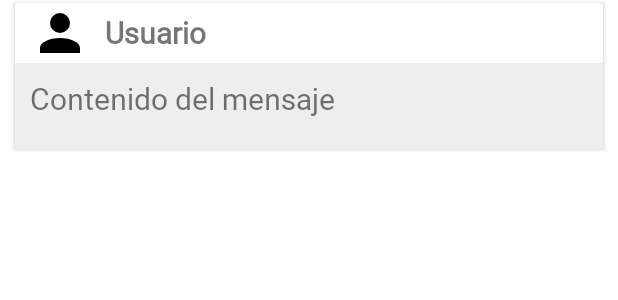
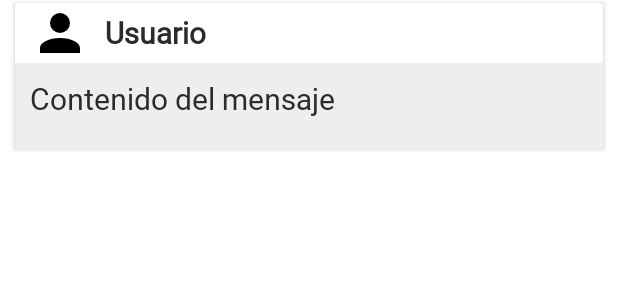
Before and after one commit to SmashMex1369/AplicacionPetFinder, an Android app: the layout item_recycler_chat.xml on its own in the app's theme, with its tools: preview values and no code run, on a phone screen of 412 x 824 dp. Shown: the top 300 px of the screen. Run offline under Robolectric (Android 15) with nearby library versions, the phone set to English and light mode, and no system bars; Roboto replaces fonts that are not available here.

Commit message:
Chat Grupal integrado

```diff
--- a/app/src/main/java/com/example/proyectopetfinder/adaptadores/ChatAdapter.kt
+++ b/app/src/main/java/com/example/proyectopetfinder/adaptadores/ChatAdapter.kt
@@ -38,9 +38,9 @@ class ChatAdapter(val chats : List<Chat>) : RecyclerView.Adapter<ChatAdapter.Vie
         val chat = chats.get(position)
         holder.tvUsuario.text = chat.Origen
         holder.tvContenido.text = chat.Contenido
-        if(chat.Origen == "Yo"){
+        /*if(chat.Origen == "Yo"){
             holder.llChat.setBackgroundColor(R.color.rojoOscuro)
-        }
+        }*/
         if((chat.Imagen!= null)||(chat.Imagen!="")){
             holder.ivImagen.setImageBitmap(stringToBitmap(chat.Imagen.toString()))
         }
--- a/app/src/main/res/layout/activity_chat_busqueda.xml
+++ b/app/src/main/res/layout/activity_chat_busqueda.xml
@@ -86,6 +86,7 @@
             android:layout_width="50dp"
             android:layout_marginEnd="10dp"
             android:layout_height="match_parent"
+            android:background="@color/rojo"
             android:src="@drawable/image"
             />
 
@@ -93,6 +94,7 @@
             android:id="@+id/btn_enviar"
             android:layout_width="50dp"
             android:layout_height="match_parent"
+            android:background="@color/rojo"
             android:src="@drawable/send"
             />
     </LinearLayout>
--- a/app/src/main/res/layout/activity_chat_duenio.xml
+++ b/app/src/main/res/layout/activity_chat_duenio.xml
@@ -89,12 +89,14 @@
             android:layout_marginEnd="10dp"
             android:layout_height="match_parent"
             android:src="@drawable/image"
+            android:background="@color/rojo"
             />
 
         <ImageButton
             android:id="@+id/btn_enviar"
             android:layout_width="50dp"
             android:layout_height="match_parent"
+            android:background="@color/rojo"
             android:src="@drawable/send"
             />
     </LinearLayout>
--- a/app/src/main/res/layout/item_recycler_chat.xml
+++ b/app/src/main/res/layout/item_recycler_chat.xml
@@ -19,7 +19,9 @@
             <LinearLayout
                 android:layout_width="match_parent"
                 android:layout_height="wrap_content"
-                android:orientation="horizontal">
+                android:orientation="horizontal"
+                android:background="@color/white"
+                >
                 <ImageView
                     android:id="@+id/iv_perfil"
                     android:layout_marginStart="10dp"
@@ -36,6 +38,7 @@
                     android:textStyle="bold"
                     android:textSize="20sp"
                     android:fontFamily="@font/itim"
+                    android:textColor="@color/black"
                     android:text="Usuario"/>
             </LinearLayout>
 
@@ -43,19 +46,20 @@
                 android:layout_width="match_parent"
                 android:layout_height="wrap_content"
                 android:orientation="vertical"
-                android:background="@color/white">
+                android:background="@color/midwhite">
+
                 <TextView
                     android:id="@+id/tv_contenido"
                     android:layout_width="match_parent"
                     android:layout_height="wrap_content"
+                    android:layout_marginStart="10dp"
                     android:layout_marginTop="10dp"
+                    android:layout_marginEnd="10dp"
                     android:layout_marginBottom="10dp"
-                    android:layout_marginStart="10dp"
-                    android:layout_marginEnd="10dp"
-                    android:textSize="20sp"
                     android:fontFamily="@font/itim"
                     android:text="Contenido del mensaje"
-                    />
+                    android:textColor="@color/black"
+                    android:textSize="20sp" />
 
                 <ImageView
                     android:id="@+id/iv_imagen"
--- a/app/src/main/res/values/colors.xml
+++ b/app/src/main/res/values/colors.xml
@@ -1,7 +1,8 @@
 <?xml version="1.0" encoding="utf-8"?>
 <resources>
     <color name="black">#FF2b2b2b</color>
-    <color name="white">#FFeeeeee</color>
+    <color name="white">#FFFFFF</color>
+    <color name="midwhite">#FFeeeeee</color>
     <color name="rojo">#F0706A</color>
     <color name="rojoOscuro">#AF2B2B</color>
     <color name="amarilloMedio2">#F4BE6C</color>
```
